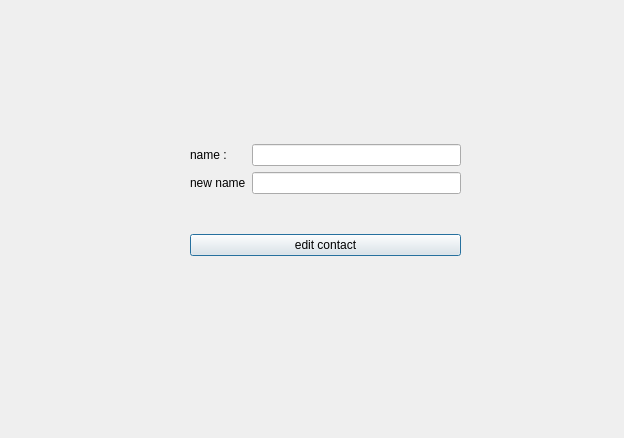
This is phone_book/edit_contact.ui in amirsoleimani7/Qt_PhoneBook as Qt 5 draws it before an edit. The edited form follows.
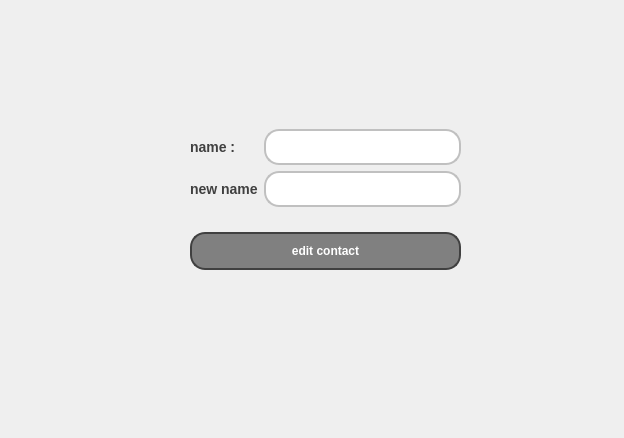
This is the edited form.

What changed in the file:
```diff
--- a/phone_book/edit_contact.ui
+++ b/phone_book/edit_contact.ui
@@ -13,7 +13,7 @@
   <property name="windowTitle">
    <string>Dialog</string>
   </property>
-  <widget class="QWidget" name="">
+  <widget class="QWidget" name="layoutWidget">
    <property name="geometry">
     <rect>
      <x>190</x>
@@ -29,6 +29,15 @@
        <layout class="QVBoxLayout" name="verticalLayout_2">
         <item>
          <widget class="QLabel" name="label">
+          <property name="styleSheet">
+           <string notr="true">QLabel {
+    color: #404040; /* Text color */
+    font-family: &quot;Arial&quot;, sans-serif; /* Replace with your preferred font family */
+    font-size: 14px; /* Font size */
+    font-weight: bold; /* Bold text */
+}
+</string>
+          </property>
           <property name="text">
            <string>name :</string>
           </property>
@@ -36,6 +45,15 @@
         </item>
         <item>
          <widget class="QLabel" name="label_2">
+          <property name="styleSheet">
+           <string notr="true">QLabel {
+    color: #404040; /* Text color */
+    font-family: &quot;Arial&quot;, sans-serif; /* Replace with your preferred font family */
+    font-size: 14px; /* Font size */
+    font-weight: bold; /* Bold text */
+}
+</string>
+          </property>
           <property name="text">
            <string>new name</string>
           </property>
@@ -46,10 +64,54 @@
       <item>
        <layout class="QVBoxLayout" name="verticalLayout">
         <item>
-         <widget class="QLineEdit" name="lineEdit_name"/>
+         <widget class="QLineEdit" name="lineEdit_name">
+          <property name="styleSheet">
+           <string notr="true">QLineEdit {
+    background-color: #FFFFFF; /* Default background color */
+    border: 2px solid #C0C0C0; /* Border color */
+    border-radius: 15px; /* Curved corners */
+    color: #404040; /* Text color */
+    padding: 8px; /* Padding for content */
+    box-shadow: 2px 2px 5px rgba(0, 0, 0, 0.5); /* Shadow effect */
+    font-weight: bold; /* Set font to bold */
+}
+
+QLineEdit:hover {
+    background-color: #F0F0F0; /* Lighter background color on hover */
+    border: 2px solid #A0A0A0; /* Darker border on hover */
+}
+
+QLineEdit:focus {
+    border: 2px solid #606060; /* Even darker border when focused */
+}
+</string>
+          </property>
+         </widget>
         </item>
         <item>
-         <widget class="QLineEdit" name="lineEdit_new_name"/>
+         <widget class="QLineEdit" name="lineEdit_new_name">
+          <property name="styleSheet">
+           <string notr="true">QLineEdit {
+    background-color: #FFFFFF; /* Default background color */
+    border: 2px solid #C0C0C0; /* Border color */
+    border-radius: 15px; /* Curved corners */
+    color: #404040; /* Text color */
+    padding: 8px; /* Padding for content */
+    box-shadow: 2px 2px 5px rgba(0, 0, 0, 0.5); /* Shadow effect */
+    font-weight: bold; /* Set font to bold */
+}
+
+QLineEdit:hover {
+    background-color: #F0F0F0; /* Lighter background color on hover */
+    border: 2px solid #A0A0A0; /* Darker border on hover */
+}
+
+QLineEdit:focus {
+    border: 2px solid #606060; /* Even darker border when focused */
+}
+</string>
+          </property>
+         </widget>
         </item>
        </layout>
       </item>
@@ -57,6 +119,27 @@
     </item>
     <item>
      <widget class="QPushButton" name="pushButton_edit_contact">
+      <property name="styleSheet">
+       <string notr="true">QPushButton {
+    background-color: #808080; /* Default button color (gray) */
+    border: 2px solid #404040; /* Border color darker than the button color */
+    border-radius: 15px; /* Curved corners */
+    color: white; /* Text color */
+    padding: 10px 20px; /* Padding for content */
+    box-shadow: 2px 2px 5px rgba(0, 0, 0, 0.5); /* Shadow effect */
+    font-weight: bold; /* Set font to bold */
+}
+
+QPushButton:hover {
+    background-color: #404040; /* Darker color on hover */
+}
+
+QPushButton:pressed {
+    background-color: #202020; /* Even darker color on click */
+    box-shadow: 1px 1px 2px rgba(0, 0, 0, 0.5); /* Adjusted shadow on click */
+}
+</string>
+      </property>
       <property name="text">
        <string>edit contact</string>
       </property>
```
